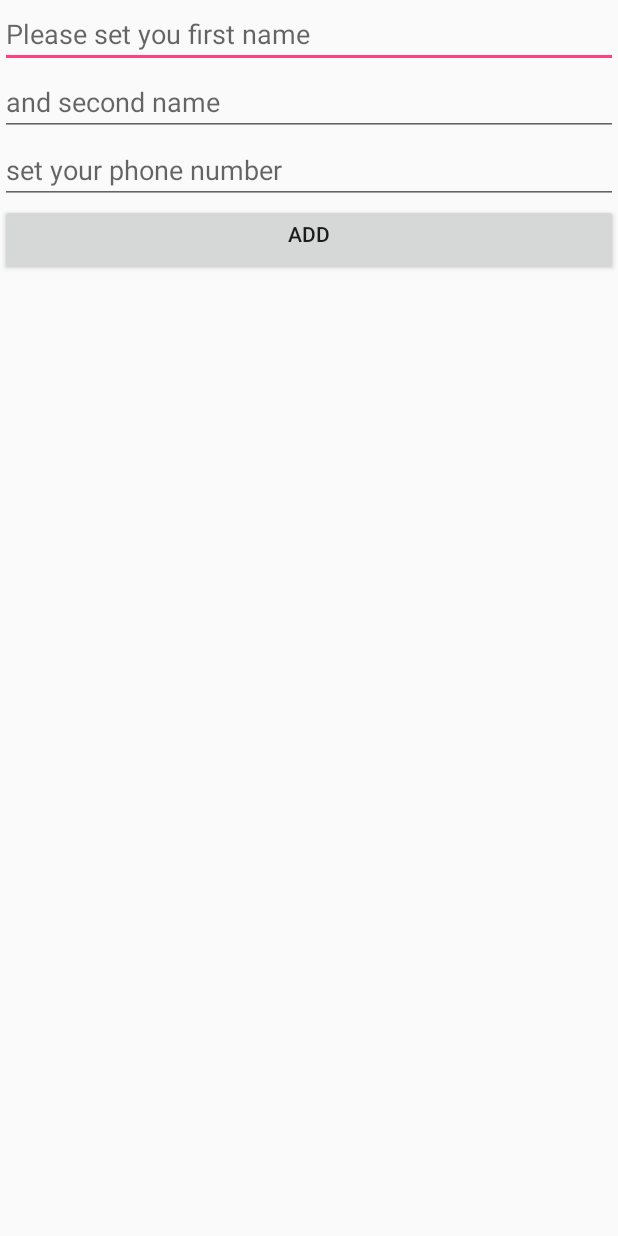
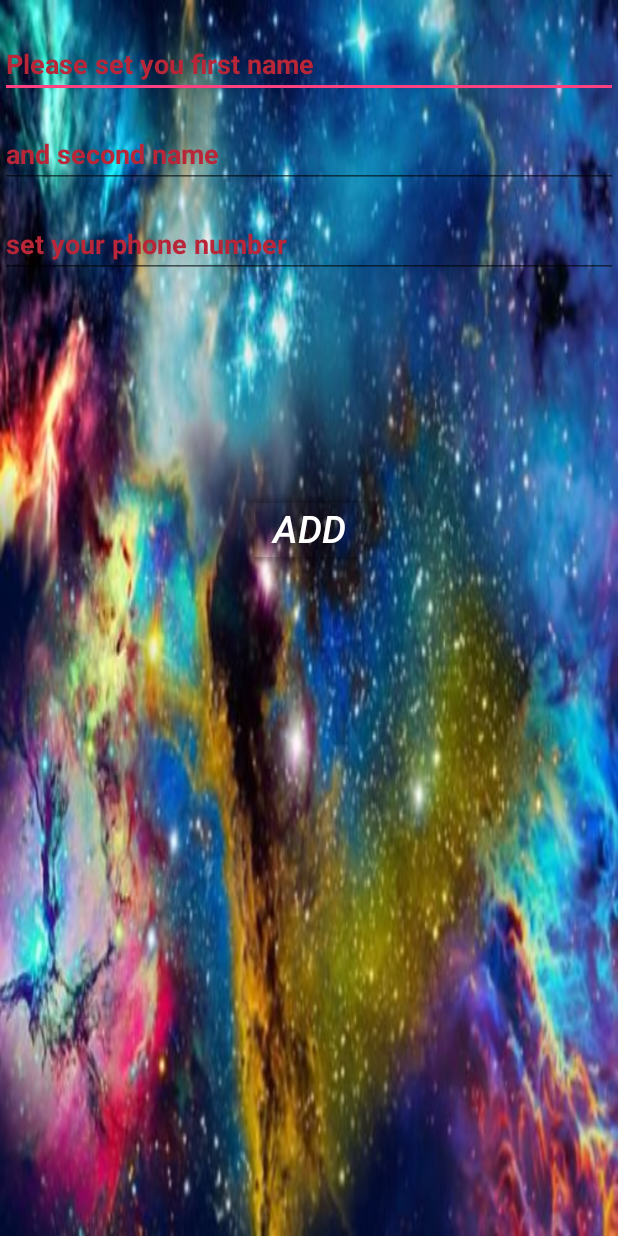
Before and after one commit to mPrivateGit/testing_SQLite, an Android app: the AddContact screen opened directly, with no data from a screen before it, on a phone screen of 412 x 824 dp. Run offline under Robolectric (Android 15) with nearby library versions, the phone set to English and light mode, and no system bars.

Commit message:
update desing

```diff
--- a/app/src/main/java/com/example/aprivate/testing_sqlite/bin/AddContact.java
+++ b/app/src/main/java/com/example/aprivate/testing_sqlite/bin/AddContact.java
@@ -2,6 +2,7 @@ package com.example.aprivate.testing_sqlite.bin;
 
 
 import android.content.Intent;
+import android.graphics.PorterDuff;
 import android.os.Bundle;
 import android.support.annotation.Nullable;
 import android.support.v7.app.AppCompatActivity;
@@ -29,6 +30,7 @@ public class AddContact extends AppCompatActivity {
         setContentView(R.layout.activity_add);
 
         mButtonAdd = (Button) findViewById(R.id.add_button);
+        mButtonAdd.getBackground().setColorFilter(000000, PorterDuff.Mode.MULTIPLY);
         mEditTextFirstName = (EditText) findViewById(R.id.set_first_name);
         mEditTextSecondName = (EditText) findViewById(R.id.set_second_name);
         mEditTextPhoneNumber = (EditText) findViewById(R.id.set_phone_number);
--- a/app/src/main/res/layout/activity_add.xml
+++ b/app/src/main/res/layout/activity_add.xml
@@ -1,36 +1,58 @@
 <?xml version="1.0" encoding="utf-8"?>
-<LinearLayout xmlns:android="http://schemas.android.com/apk/res/android"
+<FrameLayout xmlns:android="http://schemas.android.com/apk/res/android"
     xmlns:app="http://schemas.android.com/apk/res-auto"
     xmlns:tools="http://schemas.android.com/tools"
     android:layout_width="match_parent"
     android:layout_height="match_parent"
     android:orientation="vertical"
-    tools:context="com.example.aprivate.sqlite.util.AddContact">
+    android:background="@drawable/add_fon"
+    tools:context="com.example.aprivate.testing_sqlite.bin.AddContact">
 
     <EditText
         android:id="@+id/set_first_name"
         android:layout_width="match_parent"
         android:layout_height="wrap_content"
         android:hint="@string/set_first_name"
-        android:inputType="text"/>
+        android:textColor="#ffffff"
+        android:inputType="text"
+        android:layout_gravity="top"
+        android:layout_marginTop="20dp"
+        android:textColorHint="#b92638"
+        android:textStyle="bold"/>
     <EditText
         android:id="@+id/set_second_name"
         android:layout_width="match_parent"
         android:layout_height="wrap_content"
         android:hint="@string/set_second_name"
-        android:inputType="text"/>
+        android:inputType="text"
+        android:textColor="#ffffff"
+        android:layout_marginTop="80dp"
+        android:textColorHint="#b92638"
+        android:textStyle="bold"/>
+
+    <Button
+        android:id="@+id/add_button"
+        android:layout_gravity="center"
+        android:layout_width="wrap_content"
+        android:layout_height="wrap_content"
+        android:gravity="center_horizontal"
+        android:text="@string/add_button"
+        android:layout_marginBottom="60dp"
+        android:textColorHint="#000000"
+        android:textColor="#ffffff"
+        android:textColorHighlight="#000000"
+        android:textSize="25sp"
+        android:textStyle="italic"/>
+
     <EditText
         android:id="@+id/set_phone_number"
         android:layout_width="match_parent"
         android:layout_height="wrap_content"
         android:hint="@string/set_phone_number"
-        android:inputType="phone"/>
-    <Button
-        android:id="@+id/add_button"
-        android:layout_width="match_parent"
-        android:layout_height="wrap_content"
-        android:gravity="center_horizontal"
-        android:text="@string/add_button"/>
+        android:inputType="phone"
+        android:textColor="#ffffff"
+        android:layout_marginTop="140dp"
+        android:textColorHint="#b92638"
+        android:textStyle="bold"/>
 
-
-</LinearLayout>
+</FrameLayout>
```
Also changed, not shown: app/src/main/res/drawable/add_fon.jpg (added).
